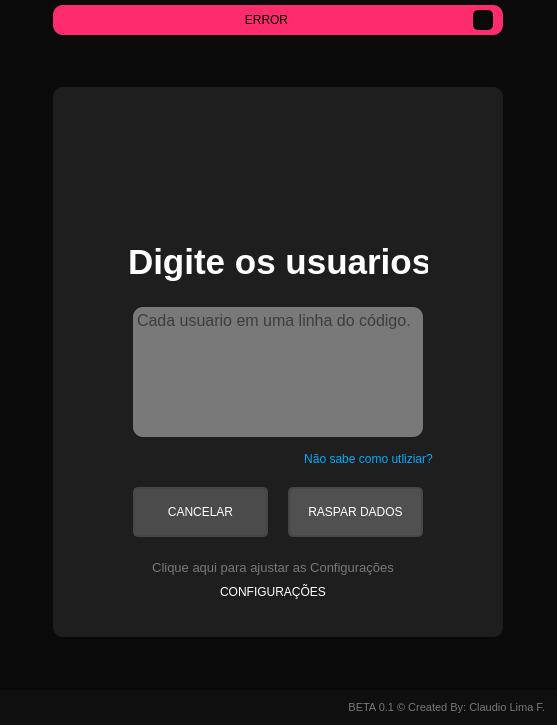
This is ui/instascrapy.ui in clcosta/app_insta_scrapy as Qt 5 draws it before an edit. The edited form follows.
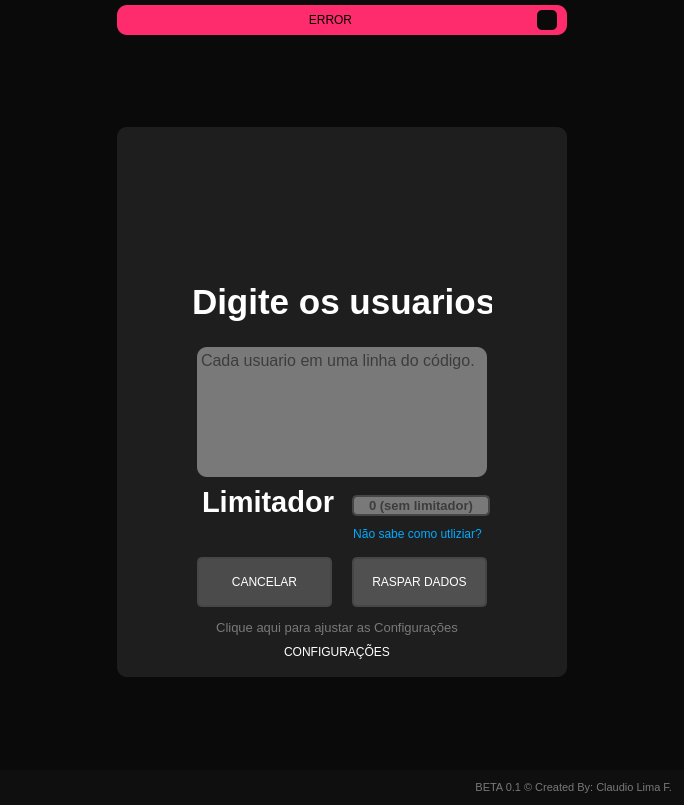
This is the edited form. Icons and pictures are not drawn.

Commit message: mudança na interface

```diff
--- a/ui/instascrapy.ui
+++ b/ui/instascrapy.ui
@@ -6,8 +6,8 @@
    <rect>
     <x>0</x>
     <y>0</y>
-    <width>557</width>
-    <height>725</height>
+    <width>684</width>
+    <height>805</height>
    </rect>
   </property>
   <property name="minimumSize">
@@ -244,7 +244,7 @@
           <property name="geometry">
            <rect>
             <x>155</x>
-            <y>480</y>
+            <y>500</y>
             <width>130</width>
             <height>50</height>
            </rect>
@@ -284,7 +284,7 @@
           <property name="geometry">
            <rect>
             <x>80</x>
-            <y>400</y>
+            <y>430</y>
             <width>135</width>
             <height>50</height>
            </rect>
@@ -335,7 +335,7 @@
           <property name="geometry">
            <rect>
             <x>80</x>
-            <y>470</y>
+            <y>490</y>
             <width>280</width>
             <height>20</height>
            </rect>
@@ -363,8 +363,8 @@
          <widget class="QPushButton" name="btn_forget_password">
           <property name="geometry">
            <rect>
-            <x>250</x>
-            <y>360</y>
+            <x>235</x>
+            <y>395</y>
             <width>131</width>
             <height>23</height>
            </rect>
@@ -447,7 +447,7 @@
           <property name="geometry">
            <rect>
             <x>235</x>
-            <y>400</y>
+            <y>430</y>
             <width>135</width>
             <height>50</height>
            </rect>
@@ -494,6 +494,65 @@
            <string>RASPAR DADOS</string>
           </property>
          </widget>
+         <widget class="QLabel" name="lb_title_2">
+          <property name="geometry">
+           <rect>
+            <x>85</x>
+            <y>350</y>
+            <width>140</width>
+            <height>50</height>
+           </rect>
+          </property>
+          <property name="font">
+           <font>
+            <family>Segoe UI</family>
+            <pointsize>22</pointsize>
+            <weight>75</weight>
+            <bold>true</bold>
+           </font>
+          </property>
+          <property name="styleSheet">
+           <string notr="true">color: rgb(255, 255, 255);</string>
+          </property>
+          <property name="text">
+           <string>Limitador</string>
+          </property>
+         </widget>
+         <widget class="QLineEdit" name="input_limitador">
+          <property name="geometry">
+           <rect>
+            <x>235</x>
+            <y>368</y>
+            <width>138</width>
+            <height>21</height>
+           </rect>
+          </property>
+          <property name="font">
+           <font>
+            <family>Segoe UI</family>
+            <pointsize>10</pointsize>
+            <weight>75</weight>
+            <bold>true</bold>
+           </font>
+          </property>
+          <property name="styleSheet">
+           <string notr="true">background-color: rgb(121, 121, 121);
+border: 2px solid rgb(70,70,70);
+border-radius: 5px;</string>
+          </property>
+          <property name="inputMask">
+           <string notr="true"/>
+          </property>
+          <property name="text">
+           <string/>
+          </property>
+          <property name="alignment">
+           <set>Qt::AlignCenter</set>
+          </property>
+          <property name="placeholderText">
+           <string>0 (sem limitador)</string>
+          </property>
+         </widget>
         </widget>
        </item>
       </layout>
```
Left out of the diff: 4 changed lines with no effect on the pictures. The commit also changes 1 other file.
